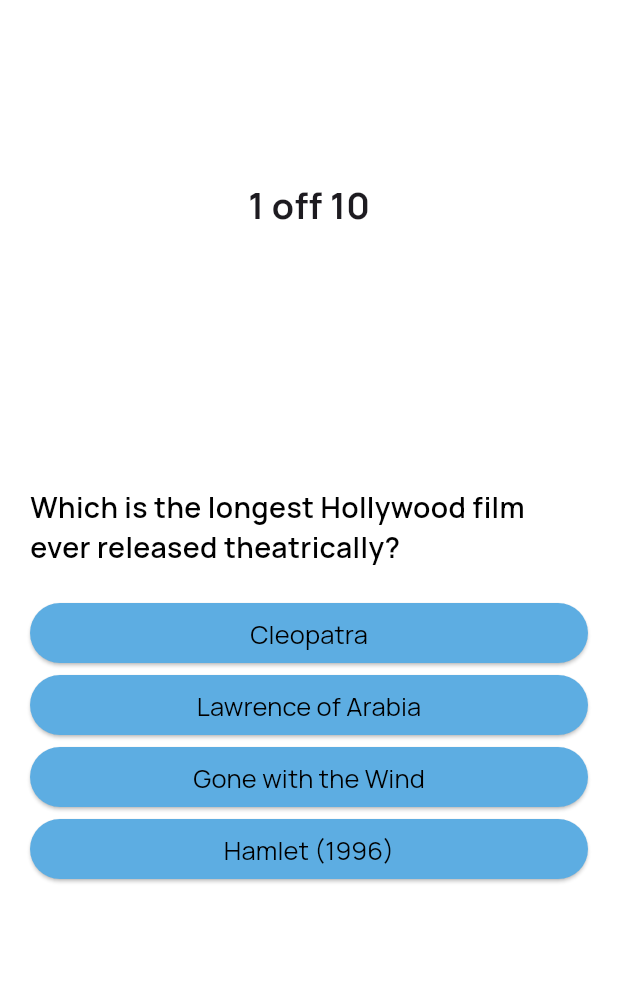
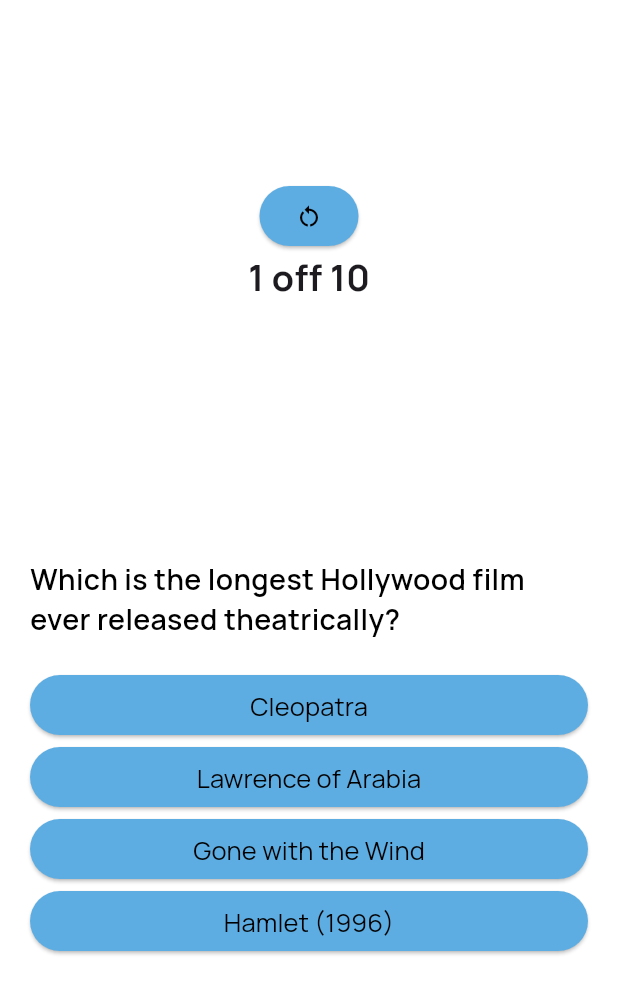
Before and after one commit to chandra-air/AiRq, a Flutter app: the screen it shows after launch, after a tap on "Start", after a tap on "Movies", on a phone screen of 412 x 824 dp. Shown: the top 994 px of the screen. Run offline on Flutter 3.47's test engine with Material 3 defaults, Android fonts, the phone set to English and light mode, and no system bars; our stand-ins replace google_fonts.

Commit message:
Added an Extra Button in the question screen to go back to the main screen

```diff
--- a/lib/question_screen.dart
+++ b/lib/question_screen.dart
@@ -5,9 +5,16 @@ import 'package:airq/models/question.dart';
 import 'package:airq/models/answer_button.dart';
 
 class QuestionScreen extends StatefulWidget {
-  const QuestionScreen(this.quiz, this.fact, this.index, {super.key});
+  const QuestionScreen(
+    this.quiz,
+    this.fact,
+    this.reset,
+    this.index, {
+    super.key,
+  });
   final List<Question> quiz;
   final void Function(String text) fact;
+  final void Function() reset;
   final int index;
   @override
   State<StatefulWidget> createState() {
@@ -35,6 +42,15 @@ class _QuestionScreenState extends State<QuestionScreen> {
         margin: const EdgeInsets.fromLTRB(20, 120, 20, 110),
         alignment: Alignment.center,
         child: Column(
+          children: [
+            ElevatedButton(
+              onPressed: widget.reset,
+              child: Icon(Icons.restart_alt, color: Colors.black),
+              style: ElevatedButton.styleFrom(
+                backgroundColor: Color.fromARGB(255, 93, 173, 226),
+              ),
+            ),
+            Column(
               mainAxisAlignment: MainAxisAlignment.start,
               crossAxisAlignment: CrossAxisAlignment.stretch,
               children: [
@@ -47,6 +63,8 @@ class _QuestionScreenState extends State<QuestionScreen> {
                 }),
               ],
             ),
+          ],
+        ),
       ),
     );
   }
--- a/lib/quiz.dart
+++ b/lib/quiz.dart
@@ -33,6 +33,12 @@ class _QuizState extends State<Quiz> {
     activeScreen = Background(switchScreen);
   }
 
+  void reset() {
+    setState(() {
+      activeScreen = Background(switchScreen);
+    });
+  }
+
   void start(String cat) {
     setState(() {
       if (cat == 'Movies') {
@@ -46,7 +52,7 @@ class _QuizState extends State<Quiz> {
       } else {
         quiz = History().getQuestions();
       }
-      activeScreen = QuestionScreen(quiz, choseAnswer, index);
+      activeScreen = QuestionScreen(quiz, choseAnswer, reset, index);
     });
   }
 
@@ -62,7 +68,7 @@ class _QuizState extends State<Quiz> {
     setState(() {
       intialbg = Colors.white;
       if (quiz.length != index) {
-        activeScreen = QuestionScreen(quiz, choseAnswer, index);
+        activeScreen = QuestionScreen(quiz, choseAnswer, reset, index);
       } else {
         activeScreen = ResultScreen(quiz, ans, switchScreen);
         ans = [];
```
Lines whose indentation alone changed are shown as unchanged.
